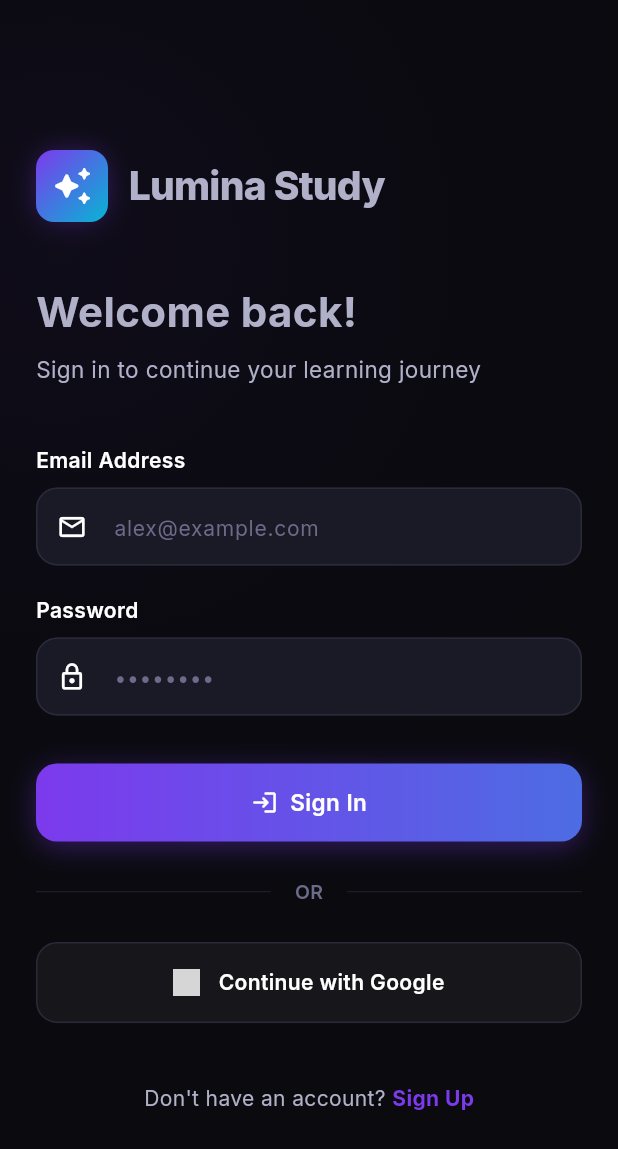
After one commit to Faakhir03Memon/Lumina-Study, a Flutter app: the LoginScreen screen opened directly, after a tap on "Sign In", on a phone screen of 412 x 824 dp. The commit adds this screen. Shown: the top 1149 px of the screen. Run offline on Flutter 3.47's test engine with Material 3 defaults, Android fonts, the phone set to English and light mode, and no system bars; drawn by our look-alikes of flutter_animate; our stand-ins replace cached_network_image, cloud_firestore, file_picker, firebase_auth, firebase_core, flutter_highlight and 5 more; missing offline and left inert: syncfusion_flutter_pdf; accounts and stored records are empty; network calls fail; grey boxes are pictures that could not be loaded.

Commit message:
feat: Implement new login and signup screens for user authentication.

```diff
--- /dev/null
+++ b/lumina_study/lib/features/auth/login_screen.dart
@@ -0,0 +1,196 @@
+import 'package:flutter/material.dart';
+import 'package:flutter_animate/flutter_animate.dart';
+import 'package:go_router/go_router.dart';
+import 'package:lumina_study/core/theme/app_theme.dart';
+import 'package:lumina_study/shared/services/auth_service.dart';
+import 'package:lumina_study/shared/widgets/lumina_widgets.dart';
+
+class LoginScreen extends StatefulWidget {
+  const LoginScreen({super.key});
+
+  @override
+  State<LoginScreen> createState() => _LoginScreenState();
+}
+
+class _LoginScreenState extends State<LoginScreen> {
+  final _emailController = TextEditingController();
+  final _passwordController = TextEditingController();
+  bool _isLoading = false;
+  bool _isGoogleLoading = false;
+
+  Future<void> _login() async {
+    final email = _emailController.text.trim();
+    final password = _passwordController.text.trim();
+    if (email.isEmpty || password.isEmpty) return;
+
+    setState(() => _isLoading = true);
+    try {
+      await AuthService().signInWithEmail(email, password);
+      // Auth state listener handles navigation
+    } catch (e) {
+      if (mounted) {
+        ScaffoldMessenger.of(context).showSnackBar(
+          SnackBar(content: Text('❌ Error: $e'), backgroundColor: AppColors.error),
+        );
+      }
+    } finally {
+      if (mounted) setState(() => _isLoading = false);
+    }
+  }
+
+  Future<void> _loginWithGoogle() async {
+    setState(() => _isGoogleLoading = true);
+    try {
+      await AuthService().signInWithGoogle();
+    } catch (e) {
+      if (mounted) {
+        ScaffoldMessenger.of(context).showSnackBar(
+          SnackBar(content: Text('❌ Google Sign-In failed: $e'), backgroundColor: AppColors.error),
+        );
+      }
+    } finally {
+      if (mounted) setState(() => _isGoogleLoading = false);
+    }
+  }
+
+  @override
+  Widget build(BuildContext context) {
+    return Scaffold(
+      backgroundColor: AppColors.bg,
+      body: Container(
+        height: double.infinity,
+        decoration: BoxDecoration(
+          gradient: RadialGradient(
+            center: const Alignment(-0.8, -0.6),
+            radius: 1.2,
+            colors: [AppColors.primary.withOpacity(0.05), Colors.transparent],
+          ),
+        ),
+        child: SingleChildScrollView(
+          padding: const EdgeInsets.symmetric(horizontal: 24, vertical: 60),
+          child: Column(
+            crossAxisAlignment: CrossAxisAlignment.start,
+            children: [
+              const SizedBox(height: 40),
+              // App Logo & Title
+              Row(
+                children: [
+                  Container(
+                    width: 48,
+                    height: 48,
+                    decoration: BoxDecoration(
+                      gradient: AppColors.primaryGradient,
+                      borderRadius: BorderRadius.circular(12),
+                      boxShadow: [
+                        BoxShadow(color: AppColors.primary.withOpacity(0.4), blurRadius: 15, spreadRadius: -2),
+                      ],
+                    ),
+                    child: const Icon(Icons.auto_awesome_rounded, color: Colors.white, size: 28),
+                  ),
+                  const SizedBox(width: 14),
+                  const Text('Lumina Study', style: TextStyle(fontSize: 26, fontWeight: FontWeight.w800, letterSpacing: -0.5)),
+                ],
+              ).animate().fadeIn(duration: 600.ms).slideX(begin: -0.1),
+
+              const SizedBox(height: 40),
+
+              const Text('Welcome back!', style: TextStyle(fontSize: 28, fontWeight: FontWeight.w700)),
+              const SizedBox(height: 8),
+              const Text('Sign in to continue your learning journey', style: TextStyle(color: AppColors.textSecondary, fontSize: 15)),
+
+              const SizedBox(height: 40),
+
+              // Form
+              const Text('Email Address', style: TextStyle(fontSize: 14, fontWeight: FontWeight.w600, color: AppColors.textPrimary)),
+              const SizedBox(height: 8),
+              TextField(
+                controller: _emailController,
+                decoration: const InputDecoration(
+                  hintText: 'alex@example.com',
+                  prefixIcon: Icon(Icons.email_outlined, size: 20),
+                ),
+              ),
+
+              const SizedBox(height: 20),
+
+              const Text('Password', style: TextStyle(fontSize: 14, fontWeight: FontWeight.w600, color: AppColors.textPrimary)),
+              const SizedBox(height: 8),
+              TextField(
+                controller: _passwordController,
+                obscureText: true,
+                decoration: const InputDecoration(
+                  hintText: '••••••••',
+                  prefixIcon: Icon(Icons.lock_outline, size: 20),
+                ),
+              ),
+
+              const SizedBox(height: 32),
+
+              LuminaButton(
+                label: 'Sign In',
+                icon: Icons.login_rounded,
+                isLoading: _isLoading,
+                onTap: _login,
+              ),
+
+              const SizedBox(height: 24),
+
+              Row(
+                children: [
+                  const Expanded(child: Divider(color: AppColors.bgBorder)),
+                  Padding(
+                    padding: const EdgeInsets.symmetric(horizontal: 16),
+                    child: Text('OR', style: TextStyle(color: AppColors.textMuted, fontSize: 13, fontWeight: FontWeight.w600)),
+                  ),
+                  const Expanded(child: Divider(color: AppColors.bgBorder)),
+                ],
+              ),
+
+              const SizedBox(height: 24),
+
+              // Google Login Button
+              GestureDetector(
+                onTap: _isGoogleLoading ? null : _loginWithGoogle,
+                child: Container(
+                  height: 54,
+                  decoration: BoxDecoration(
+                    color: Colors.white.withOpacity(0.05),
+                    borderRadius: BorderRadius.circular(14),
+                    border: Border.all(color: AppColors.bgBorder),
+                  ),
+                  child: Center(
+                    child: _isGoogleLoading
+                        ? const SizedBox(width: 20, height: 20, child: CircularProgressIndicator(strokeWidth: 2, color: Colors.white))
+                        : Row(
+                            mainAxisSize: MainAxisSize.min,
+                            children: [
+                              Image.network('https://upload.wikimedia.org/wikipedia/commons/thumb/c/c1/Google_%22G%22_logo.svg/1200px-Google_%22G%22_logo.svg.png', width: 18),
+                              const SizedBox(width: 12),
+                              const Text('Continue with Google', style: TextStyle(fontWeight: FontWeight.w600, fontSize: 14, color: Colors.white)),
+                            ],
+                          ),
+                  ),
+                ),
+              ),
+
+              const SizedBox(height: 40),
+
+              Center(
+                child: Row(
+                  mainAxisSize: MainAxisSize.min,
+                  children: [
+                    const Text('Don\'t have an account? ', style: TextStyle(color: AppColors.textSecondary)),
+                    GestureDetector(
+                      onTap: () => context.push('/signup'),
+                      child: const Text('Sign Up', style: TextStyle(color: AppColors.primary, fontWeight: FontWeight.w700)),
+                    ),
+                  ],
+                ),
+              ),
+            ],
+          ),
+        ),
+      ),
+    );
+  }
+}
```
Also changed, not shown: lumina_study/lib/features/auth/signup_screen.dart (added, +133 -0 lines), lumina_study/lib/main.dart (+7 -0 lines).
